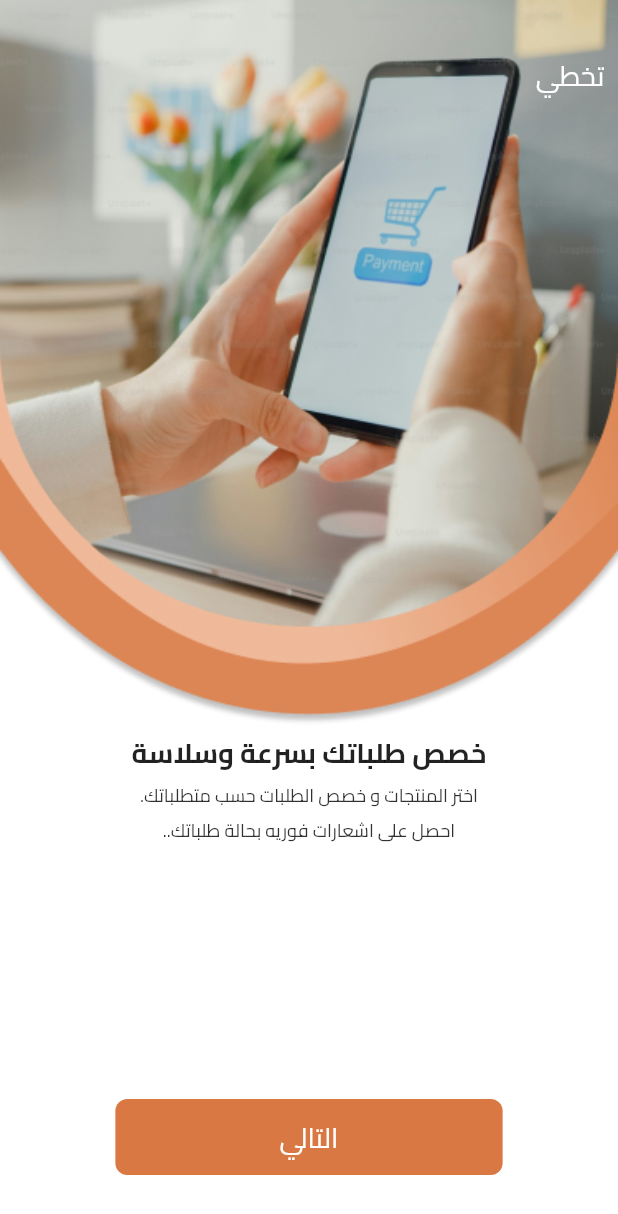
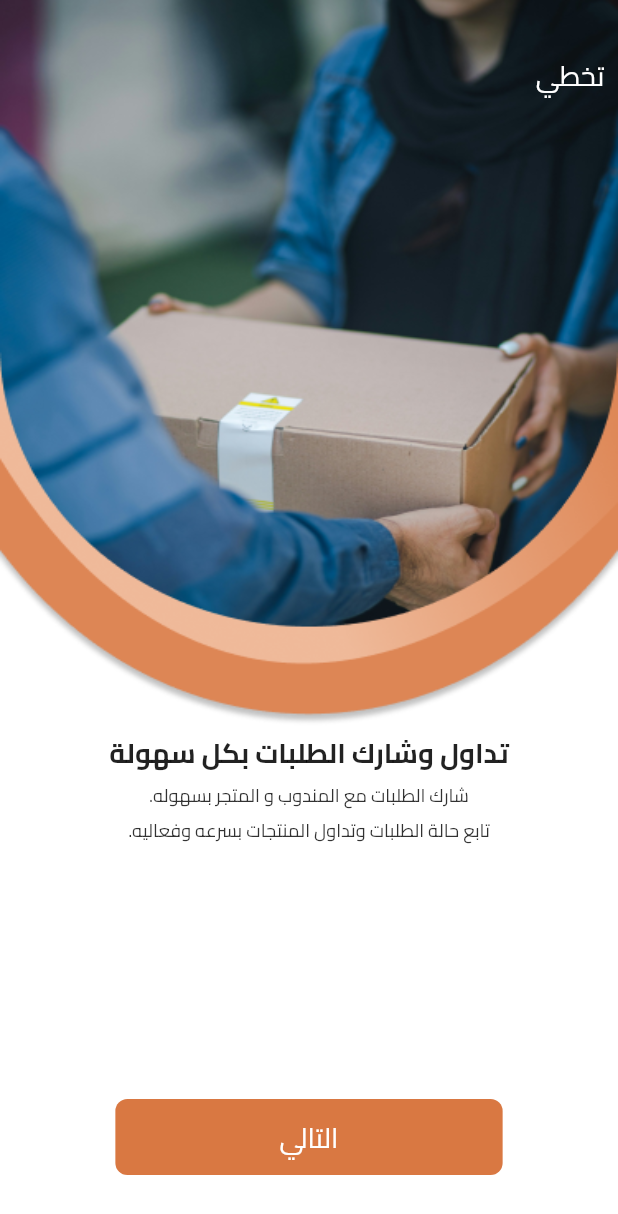
Before and after one commit to MohamedTaha-flutter/twseel_app_flutter, a Flutter app: the screen it shows after launch, swiped to page 2, on a phone screen of 412 x 824 dp. Shown: the top 1214 px of the screen. Run offline on Flutter 3.47's test engine with Material 3 defaults, Android fonts, the phone set to English and light mode, and no system bars; our stand-ins replace flutter_screenutil.

```diff
--- a/lib/Features/on_boarding/presentation/views/on_boarding_view.dart
+++ b/lib/Features/on_boarding/presentation/views/on_boarding_view.dart
@@ -2,7 +2,6 @@ import 'package:flutter/material.dart';
 import 'package:twseel_app/Features/on_boarding/presentation/data/models/onBoarding_model.dart';
 import 'package:twseel_app/Features/on_boarding/presentation/views/widget/pageView_item.dart';
 import 'package:flutter_screenutil/flutter_screenutil.dart';
-
 import '../../../../core/widget/custom_button.dart';
 
 class OnBoardingView extends StatefulWidget {
@@ -22,7 +21,9 @@ class _OnBoardingViewState extends State<OnBoardingView> {
             Expanded(
               child: PageView.builder(
                 itemBuilder: (context, index) {
-                  return const PageViewItem();
+                  return PageViewItem(
+                    onboardingModel: onBoarding[index],
+                  );
                 },
                 itemCount: 2,
                 physics: const BouncingScrollPhysics(),
--- a/lib/Features/on_boarding/presentation/views/splash_view.dart
+++ b/lib/Features/on_boarding/presentation/views/splash_view.dart
@@ -13,6 +13,7 @@ class _SplashViewState extends State<SplashView> {
   @override
   void initState() {
     super.initState();
+    build(context) ;
     navigationToOnBoardingView(context);
   }
 
--- a/lib/Features/on_boarding/presentation/views/widget/pageView_item.dart
+++ b/lib/Features/on_boarding/presentation/views/widget/pageView_item.dart
@@ -1,11 +1,13 @@
 import 'package:flutter/material.dart';
+import 'package:twseel_app/Features/on_boarding/presentation/data/models/onBoarding_model.dart';
 import 'package:twseel_app/core/style/font_style.dart';
 import 'package:flutter_screenutil/flutter_screenutil.dart';
 
 
 
 class PageViewItem extends StatelessWidget {
-  const PageViewItem({super.key});
+  const PageViewItem({super.key, required this.onboardingModel});
+  final OnboardingModel onboardingModel ;
   @override
   Widget build(BuildContext context) {
     return Column(
@@ -16,10 +18,10 @@ class PageViewItem extends StatelessWidget {
             Container(
               width: double.infinity,
               height: MediaQuery.sizeOf(context).height / 1.7,
-              decoration: const BoxDecoration(
+              decoration:  BoxDecoration(
                   image: DecorationImage(
                     fit: BoxFit.fill,
-                    image: AssetImage("assets/images/onboarding_1.png"),
+                    image: AssetImage(onboardingModel.imagePath),
                   )),
             ),
             Padding(
@@ -34,20 +36,20 @@ class PageViewItem extends StatelessWidget {
           ],
         ),
         Text(
-          "خصص طلباتك بسرعة وسلاسة",
+          onboardingModel.label,
           style: FontStyles.font24Weight600Black.copyWith(fontSize: 18.sp),
         ),
         Opacity(
           opacity: 0.8,
           child: Text(
-            ".اختر المنتجات و خصص الطلبات حسب متطلباتك",
+            onboardingModel.firstText,
             style: FontStyles.font12Weight400Black,
           ),
         ),
         Opacity(
           opacity: 0.8,
           child: Text(
-            "..احصل على اشعارات فوريه بحالة طلباتك",
+            onboardingModel.secondText,
             style: FontStyles.font12Weight400Black,
           ),
         ),
```
